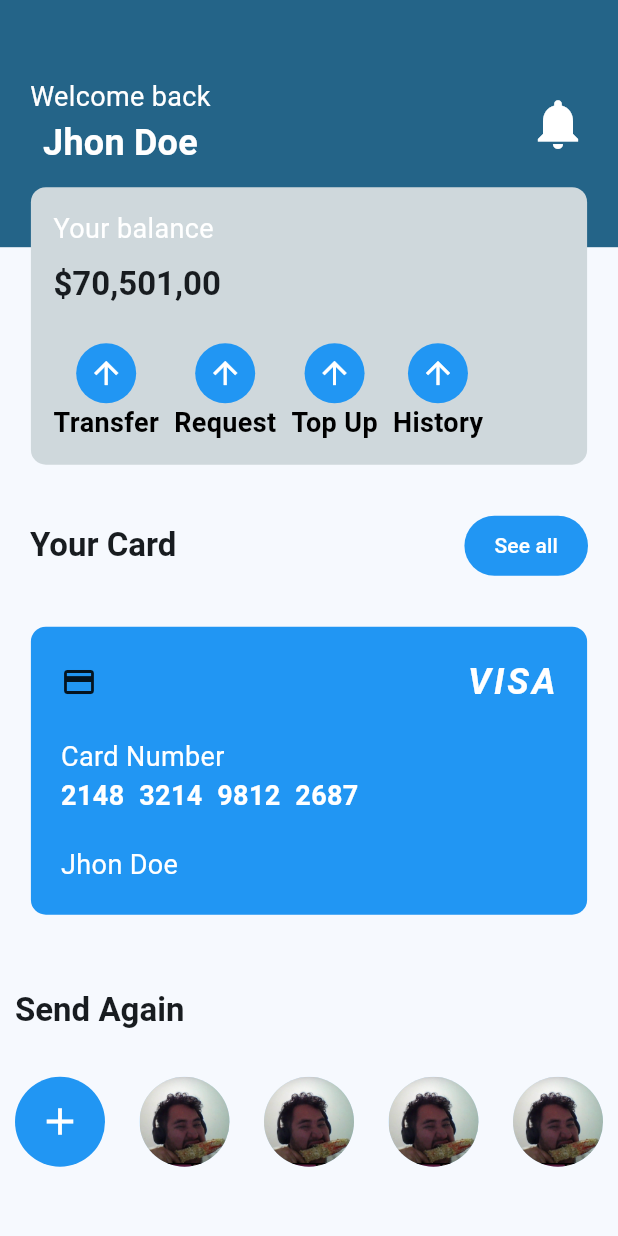
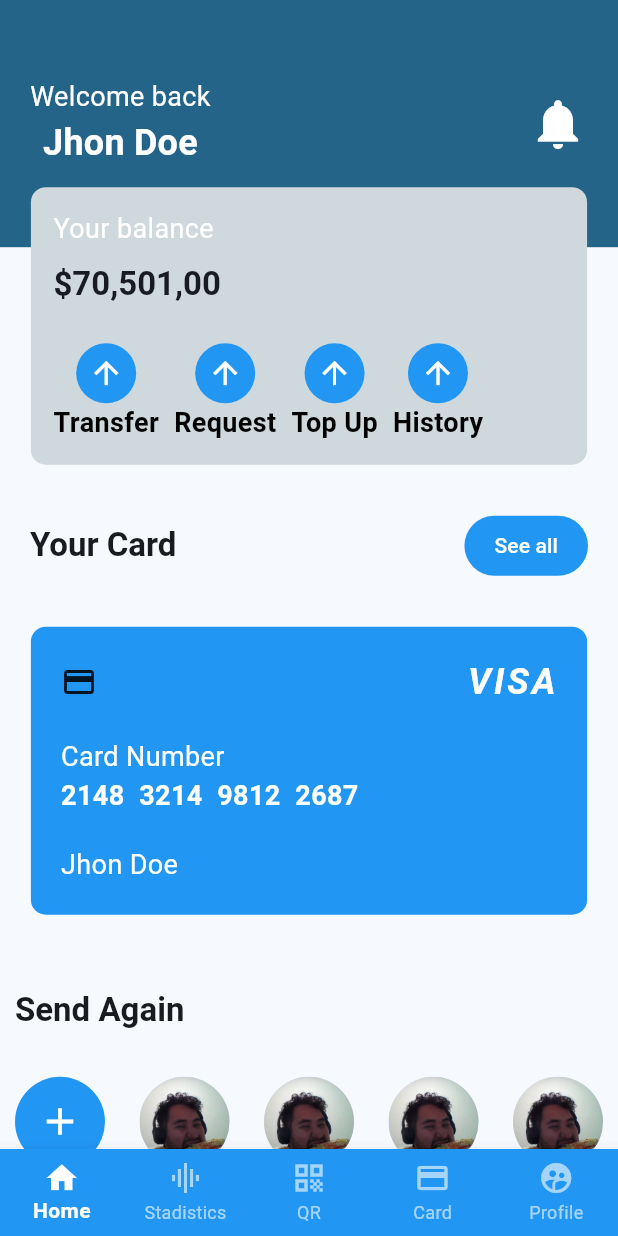
Before and after one commit to bryanmsombra27/flutter_templates, a Flutter app: the Home screen opened directly, on a phone screen of 412 x 824 dp. Run offline on Flutter 3.47's test engine with Material 3 defaults, Android fonts, the phone set to English and light mode, and no system bars.

Commit message:
adding bottom navigation bar

```diff
--- a/lib/screens/home.dart
+++ b/lib/screens/home.dart
@@ -1,4 +1,5 @@
 import 'package:flutter/material.dart';
+import 'package:templates/widgets/home/index.dart';
 
 class Home extends StatelessWidget {
   const Home({super.key});
@@ -13,10 +14,11 @@ class Home extends StatelessWidget {
     final TextTheme textTheme = Theme.of(context).textTheme;
 
     return Scaffold(
+      bottomNavigationBar: CustomNavigationBar(),
       body: SingleChildScrollView(
         child: Column(
           children: [
-            _Welcome(height: height, colors: colors, textTheme: textTheme),
+            Welcome(height: height, colors: colors, textTheme: textTheme),
 
             SizedBox(height: 20),
 
@@ -26,7 +28,7 @@ class Home extends StatelessWidget {
               child: Column(
                 spacing: 10,
                 children: [
-                  _floatingDetails(
+                  FloatingDetails(
                     height: height,
                     width: width,
                     textTheme: textTheme,
@@ -48,7 +50,7 @@ class Home extends StatelessWidget {
                       ],
                     ),
                   ),
-                  _CreditCard(width: width),
+                  CreditCard(width: width),
                   SizedBox(height: 20),
                   Padding(
                     padding: const EdgeInsets.all(10),
@@ -64,39 +66,7 @@ class Home extends StatelessWidget {
                     ),
                   ),
 
-                  Padding(
-                    padding: const EdgeInsets.all(10),
-                    child: Row(
-                      mainAxisAlignment: MainAxisAlignment.spaceBetween,
-                      children: [
-                        CircleAvatar(
-                          maxRadius: 30,
-                          backgroundColor: Colors.blue,
-                          child: Icon(Icons.add, color: Colors.white, size: 30),
-                        ),
-                        CircleAvatar(
-                          maxRadius: 30,
-
-                          backgroundImage: AssetImage("assets/ceo-avatar.jpeg"),
-                        ),
-                        CircleAvatar(
-                          maxRadius: 30,
-
-                          backgroundImage: AssetImage("assets/ceo-avatar.jpeg"),
-                        ),
-                        CircleAvatar(
-                          maxRadius: 30,
-
-                          backgroundImage: AssetImage("assets/ceo-avatar.jpeg"),
-                        ),
-                        CircleAvatar(
-                          maxRadius: 30,
-
-                          backgroundImage: AssetImage("assets/ceo-avatar.jpeg"),
-                        ),
-                      ],
-                    ),
-                  ),
+                  TransferContacts(),
                 ],
               ),
             ),
@@ -106,162 +76,3 @@ class Home extends StatelessWidget {
     );
   }
 }
-
-class _CreditCard extends StatelessWidget {
-  const _CreditCard({super.key, required this.width});
-
-  final double width;
-
-  @override
-  Widget build(BuildContext context) {
-    return Container(
-      padding: EdgeInsets.all(20),
-      width: width * .9,
-      decoration: BoxDecoration(
-        color: Colors.blue,
-        borderRadius: BorderRadius.circular(10),
-      ),
-
-      child: Column(
-        crossAxisAlignment: CrossAxisAlignment.start,
-        children: [
-          Row(
-            mainAxisAlignment: MainAxisAlignment.spaceBetween,
-            children: [
-              Icon(Icons.credit_card),
-              Text(
-                "VISA",
-                style: TextStyle(
-                  fontWeight: FontWeight.bold,
-                  fontSize: 24,
-                  fontStyle: FontStyle.italic,
-                  letterSpacing: 2,
-                ),
-              ),
-            ],
-          ),
-          SizedBox(height: 20),
-
-          Text("Card Number"),
-          Text(
-            "2148 3214 9812 2687",
-            style: TextStyle(fontWeight: FontWeight.bold, wordSpacing: 5),
-          ),
-
-          SizedBox(height: 20),
-          Text("Jhon Doe"),
-        ],
-      ),
-    );
-  }
-}
-
-class _floatingDetails extends StatelessWidget {
-  const _floatingDetails({
-    super.key,
-    required this.height,
-    required this.width,
-    required this.textTheme,
-  });
-
-  final double height;
-  final double width;
-  final TextTheme textTheme;
-
-  @override
-  Widget build(BuildContext context) {
-    return Container(
-      padding: EdgeInsets.all(15),
-      width: width * .9,
-      decoration: BoxDecoration(
-        color: Colors.blueGrey.shade100,
-        borderRadius: BorderRadius.circular(10),
-      ),
-      child: Column(
-        spacing: 10,
-        mainAxisAlignment: MainAxisAlignment.start,
-        crossAxisAlignment: CrossAxisAlignment.start,
-        children: [
-          Text("Your balance"),
-          Text("\$70,501,00", style: textTheme.titleLarge),
-          SizedBox(height: 5),
-
-          SingleChildScrollView(
-            scrollDirection: Axis.horizontal,
-            child: Row(
-              spacing: 10,
-              children: [
-                _IconBank(title: "Transfer"),
-                _IconBank(title: "Request"),
-                _IconBank(title: "Top Up"),
-                _IconBank(title: "History"),
-              ],
-            ),
-          ),
-        ],
-      ),
-    );
-  }
-}
-
-class _IconBank extends StatelessWidget {
-  final String title;
-  const _IconBank({super.key, required this.title});
-
-  @override
-  Widget build(BuildContext context) {
-    return Column(
-      children: [
-        Container(
-          padding: EdgeInsets.all(8),
-          decoration: BoxDecoration(
-            color: Colors.blue,
-            borderRadius: BorderRadius.circular(20),
-          ),
-          child: Icon(Icons.arrow_upward, color: Colors.white),
-        ),
-        Text(
-          title,
-          style: TextStyle(fontWeight: FontWeight.bold, color: Colors.black),
-        ),
-      ],
-    );
-  }
-}
-
-class _Welcome extends StatelessWidget {
-  const _Welcome({
-    super.key,
-    required this.height,
-    required this.colors,
-    required this.textTheme,
-  });
-
-  final double height;
-  final ColorScheme colors;
-  final TextTheme textTheme;
-
-  @override
-  Widget build(BuildContext context) {
-    return Container(
-      padding: EdgeInsets.all(20),
-      height: height * .2,
-      color: colors.primary,
-      child: Row(
-        mainAxisAlignment: MainAxisAlignment.spaceBetween,
-        crossAxisAlignment: CrossAxisAlignment.center,
-        children: [
-          Column(
-            mainAxisAlignment: MainAxisAlignment.center,
-            crossAxisAlignment: CrossAxisAlignment.center,
-            children: [
-              Text("Welcome back", style: textTheme.bodyMedium),
-              Text("Jhon Doe", style: textTheme.titleMedium),
-            ],
-          ),
-          Icon(Icons.notifications, size: 40, color: Colors.white),
-        ],
-      ),
-    );
-  }
-}
--- /dev/null
+++ b/lib/widgets/home/bottom_navigation_bar.dart
@@ -0,0 +1,44 @@
+import 'package:flutter/material.dart';
+
+class CustomNavigationBar extends StatefulWidget {
+  const CustomNavigationBar({super.key});
+
+  @override
+  State<CustomNavigationBar> createState() => _CustomNavigationBarState();
+}
+
+class _CustomNavigationBarState extends State<CustomNavigationBar> {
+  int currentIndex = 0;
+
+  @override
+  Widget build(BuildContext context) {
+    return BottomNavigationBar(
+      currentIndex: currentIndex,
+      type: BottomNavigationBarType.fixed,
+      onTap: (index) {
+        setState(() {
+          currentIndex = index;
+        });
+      },
+
+      backgroundColor: Colors.blue, // color de fondo
+      selectedItemColor: Colors.white, // color del ítem seleccionado
+      unselectedItemColor: Colors.white60, // color de ítems no seleccionados
+      selectedLabelStyle: TextStyle(fontWeight: FontWeight.bold),
+      unselectedLabelStyle: TextStyle(fontWeight: FontWeight.normal),
+      items: [
+        BottomNavigationBarItem(icon: Icon(Icons.home), label: "Home"),
+        BottomNavigationBarItem(
+          icon: Icon(Icons.graphic_eq),
+          label: "Stadistics",
+        ),
+        BottomNavigationBarItem(icon: Icon(Icons.qr_code), label: "QR"),
+        BottomNavigationBarItem(icon: Icon(Icons.credit_card), label: "Card"),
+        BottomNavigationBarItem(
+          icon: Icon(Icons.supervised_user_circle),
+          label: "Profile",
+        ),
+      ],
+    );
+  }
+}
--- /dev/null
+++ b/lib/widgets/home/credit_card.dart
@@ -0,0 +1,50 @@
+import 'package:flutter/material.dart';
+
+class CreditCard extends StatelessWidget {
+  const CreditCard({super.key, required this.width});
+
+  final double width;
+
+  @override
+  Widget build(BuildContext context) {
+    return Container(
+      padding: EdgeInsets.all(20),
+      width: width * .9,
+      decoration: BoxDecoration(
+        color: Colors.blue,
+        borderRadius: BorderRadius.circular(10),
+      ),
+
+      child: Column(
+        crossAxisAlignment: CrossAxisAlignment.start,
+        children: [
+          Row(
+            mainAxisAlignment: MainAxisAlignment.spaceBetween,
+            children: [
+              Icon(Icons.credit_card),
+              Text(
+                "VISA",
+                style: TextStyle(
+                  fontWeight: FontWeight.bold,
+                  fontSize: 24,
+                  fontStyle: FontStyle.italic,
+                  letterSpacing: 2,
+                ),
+              ),
+            ],
+          ),
+          SizedBox(height: 20),
+
+          Text("Card Number"),
+          Text(
+            "2148 3214 9812 2687",
+            style: TextStyle(fontWeight: FontWeight.bold, wordSpacing: 5),
+          ),
+
+          SizedBox(height: 20),
+          Text("Jhon Doe"),
+        ],
+      ),
+    );
+  }
+}
--- /dev/null
+++ b/lib/widgets/home/floating_details.dart
@@ -0,0 +1,74 @@
+import 'package:flutter/material.dart';
+
+class FloatingDetails extends StatelessWidget {
+  const FloatingDetails({
+    super.key,
+    required this.height,
+    required this.width,
+    required this.textTheme,
+  });
+
+  final double height;
+  final double width;
+  final TextTheme textTheme;
+
+  @override
+  Widget build(BuildContext context) {
+    return Container(
+      padding: EdgeInsets.all(15),
+      width: width * .9,
+      decoration: BoxDecoration(
+        color: Colors.blueGrey.shade100,
+        borderRadius: BorderRadius.circular(10),
+      ),
+      child: Column(
+        spacing: 10,
+        mainAxisAlignment: MainAxisAlignment.start,
+        crossAxisAlignment: CrossAxisAlignment.start,
+        children: [
+          Text("Your balance"),
+          Text("\$70,501,00", style: textTheme.titleLarge),
+          SizedBox(height: 5),
+
+          SingleChildScrollView(
+            scrollDirection: Axis.horizontal,
+            child: Row(
+              spacing: 10,
+              children: [
+                _IconBank(title: "Transfer"),
+                _IconBank(title: "Request"),
+                _IconBank(title: "Top Up"),
+                _IconBank(title: "History"),
+              ],
+            ),
+          ),
+        ],
+      ),
+    );
+  }
+}
+
+class _IconBank extends StatelessWidget {
+  final String title;
+  const _IconBank({super.key, required this.title});
+
+  @override
+  Widget build(BuildContext context) {
+    return Column(
+      children: [
+        Container(
+          padding: EdgeInsets.all(8),
+          decoration: BoxDecoration(
+            color: Colors.blue,
+            borderRadius: BorderRadius.circular(20),
+          ),
+          child: Icon(Icons.arrow_upward, color: Colors.white),
+        ),
+        Text(
+          title,
+          style: TextStyle(fontWeight: FontWeight.bold, color: Colors.black),
+        ),
+      ],
+    );
+  }
+}
--- /dev/null
+++ b/lib/widgets/home/index.dart
@@ -0,0 +1,5 @@
+export "welcome.dart";
+export "floating_details.dart";
+export "credit_card.dart";
+export "transfer_contacts.dart";
+export "bottom_navigation_bar.dart";
--- /dev/null
+++ b/lib/widgets/home/transfer_contacts.dart
@@ -0,0 +1,42 @@
+import 'package:flutter/material.dart';
+
+class TransferContacts extends StatelessWidget {
+  const TransferContacts({super.key});
+
+  @override
+  Widget build(BuildContext context) {
+    return Padding(
+      padding: const EdgeInsets.all(10),
+      child: Row(
+        mainAxisAlignment: MainAxisAlignment.spaceBetween,
+        children: [
+          CircleAvatar(
+            maxRadius: 30,
+            backgroundColor: Colors.blue,
+            child: Icon(Icons.add, color: Colors.white, size: 30),
+          ),
+          CircleAvatar(
+            maxRadius: 30,
+
+            backgroundImage: AssetImage("assets/ceo-avatar.jpeg"),
+          ),
+          CircleAvatar(
+            maxRadius: 30,
+
+            backgroundImage: AssetImage("assets/ceo-avatar.jpeg"),
+          ),
+          CircleAvatar(
+            maxRadius: 30,
+
+            backgroundImage: AssetImage("assets/ceo-avatar.jpeg"),
+          ),
+          CircleAvatar(
+            maxRadius: 30,
+
+            backgroundImage: AssetImage("assets/ceo-avatar.jpeg"),
+          ),
+        ],
+      ),
+    );
+  }
+}
--- /dev/null
+++ b/lib/widgets/home/welcome.dart
@@ -0,0 +1,38 @@
+import 'package:flutter/material.dart';
+
+class Welcome extends StatelessWidget {
+  const Welcome({
+    super.key,
+    required this.height,
+    required this.colors,
+    required this.textTheme,
+  });
+
+  final double height;
+  final ColorScheme colors;
+  final TextTheme textTheme;
+
+  @override
+  Widget build(BuildContext context) {
+    return Container(
+      padding: EdgeInsets.all(20),
+      height: height * .2,
+      color: colors.primary,
+      child: Row(
+        mainAxisAlignment: MainAxisAlignment.spaceBetween,
+        crossAxisAlignment: CrossAxisAlignment.center,
+        children: [
+          Column(
+            mainAxisAlignment: MainAxisAlignment.center,
+            crossAxisAlignment: CrossAxisAlignment.center,
+            children: [
+              Text("Welcome back", style: textTheme.bodyMedium),
+              Text("Jhon Doe", style: textTheme.titleMedium),
+            ],
+          ),
+          Icon(Icons.notifications, size: 40, color: Colors.white),
+        ],
+      ),
+    );
+  }
+}
```
